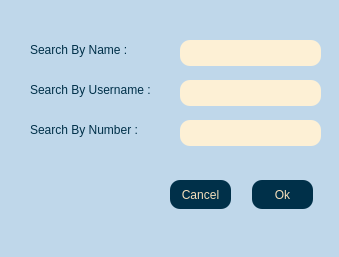
First picture: the form in client/search.ui, repository AP-projects-4001/jan-ghahve, before the edit.
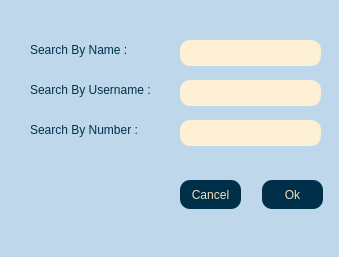
Second picture: the form after the edit.

Diff of the .ui file:
```diff
--- a/client/search.ui
+++ b/client/search.ui
@@ -110,7 +110,7 @@
   <widget class="QPushButton" name="pushButton">
    <property name="geometry">
     <rect>
-     <x>252</x>
+     <x>262</x>
      <y>180</y>
      <width>61</width>
      <height>29</height>
@@ -128,7 +128,7 @@
   <widget class="QPushButton" name="pushButton_2">
    <property name="geometry">
     <rect>
-     <x>170</x>
+     <x>180</x>
      <y>180</y>
      <width>61</width>
      <height>29</height>
```
